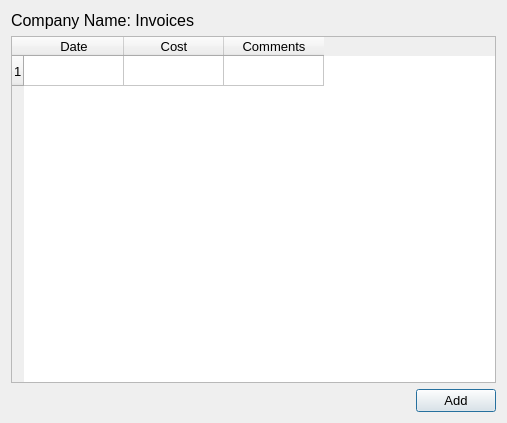
Qt form allcompanyinvoices.ui (kerly/Easy_Invoice) before a commit.
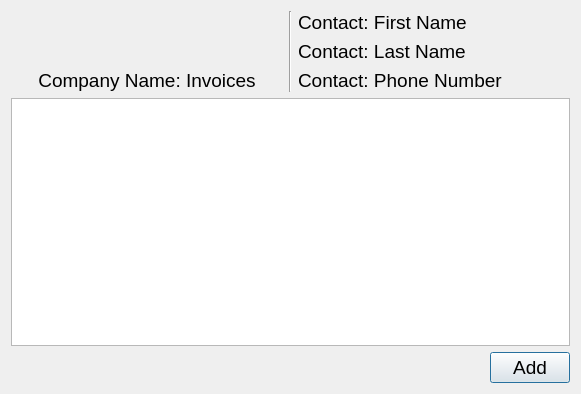
The same form after that commit.

The edit to the form file:
```diff
--- a/allcompanyinvoices.ui
+++ b/allcompanyinvoices.ui
@@ -6,55 +6,98 @@
    <rect>
     <x>0</x>
     <y>0</y>
-    <width>507</width>
-    <height>423</height>
+    <width>581</width>
+    <height>394</height>
    </rect>
   </property>
+  <property name="font">
+   <font>
+    <pointsize>12</pointsize>
+   </font>
+  </property>
   <property name="windowTitle">
    <string>Dialog</string>
   </property>
-  <layout class="QGridLayout" name="gridLayout">
+  <layout class="QGridLayout" name="gridLayout_2">
    <item row="0" column="0">
-    <widget class="QLabel" name="label">
-     <property name="font">
-      <font>
-       <pointsize>12</pointsize>
-      </font>
-     </property>
-     <property name="text">
-      <string>Company Name: Invoices</string>
-     </property>
-    </widget>
+    <layout class="QGridLayout" name="gridLayout">
+     <item row="0" column="0">
+      <layout class="QVBoxLayout" name="verticalLayout_3">
+       <item>
+        <widget class="QLabel" name="label_cName">
+         <property name="font">
+          <font>
+           <pointsize>14</pointsize>
+          </font>
+         </property>
+         <property name="text">
+          <string>Company Name: Invoices</string>
+         </property>
+         <property name="alignment">
+          <set>Qt::AlignBottom|Qt::AlignHCenter</set>
+         </property>
+        </widget>
+       </item>
+      </layout>
+     </item>
+     <item row="0" column="1">
+      <widget class="Line" name="line">
+       <property name="orientation">
+        <enum>Qt::Vertical</enum>
+       </property>
+      </widget>
+     </item>
+     <item row="0" column="2">
+      <layout class="QVBoxLayout" name="verticalLayout_2">
+       <item>
+        <widget class="QLabel" name="label_fName">
+         <property name="font">
+          <font>
+           <pointsize>14</pointsize>
+          </font>
+         </property>
+         <property name="text">
+          <string>Contact: First Name</string>
+         </property>
+        </widget>
+       </item>
+       <item>
+        <widget class="QLabel" name="label_lName">
+         <property name="font">
+          <font>
+           <pointsize>14</pointsize>
+          </font>
+         </property>
+         <property name="text">
+          <string>Contact: Last Name</string>
+         </property>
+        </widget>
+       </item>
+       <item>
+        <widget class="QLabel" name="label_pNumber">
+         <property name="font">
+          <font>
+           <pointsize>14</pointsize>
+          </font>
+         </property>
+         <property name="text">
+          <string>Contact: Phone Number</string>
+         </property>
+        </widget>
+       </item>
+      </layout>
+     </item>
+    </layout>
    </item>
    <item row="1" column="0">
     <layout class="QVBoxLayout" name="verticalLayout">
      <item>
-      <widget class="QTableWidget" name="tableWidget">
+      <widget class="QTableView" name="tableView">
        <property name="font">
         <font>
-         <pointsize>10</pointsize>
+         <pointsize>12</pointsize>
         </font>
        </property>
-       <row>
-        <property name="text">
-         <string>1</string>
-        </property>
-       </row>
-       <column>
-        <property name="text">
-         <string>Date</string>
-        </property>
-       </column>
-       <column>
-        <property name="text">
-         <string>Cost</string>
-        </property>
-       </column>
-       <column>
-        <property name="text">
-         <string>Comments</string>
-        </property>
-       </column>
       </widget>
      </item>
      <item>
@@ -76,7 +119,7 @@
         <widget class="QPushButton" name="pushButton_addInvoices">
          <property name="font">
           <font>
-           <pointsize>10</pointsize>
+           <pointsize>14</pointsize>
           </font>
          </property>
          <property name="text">
```
